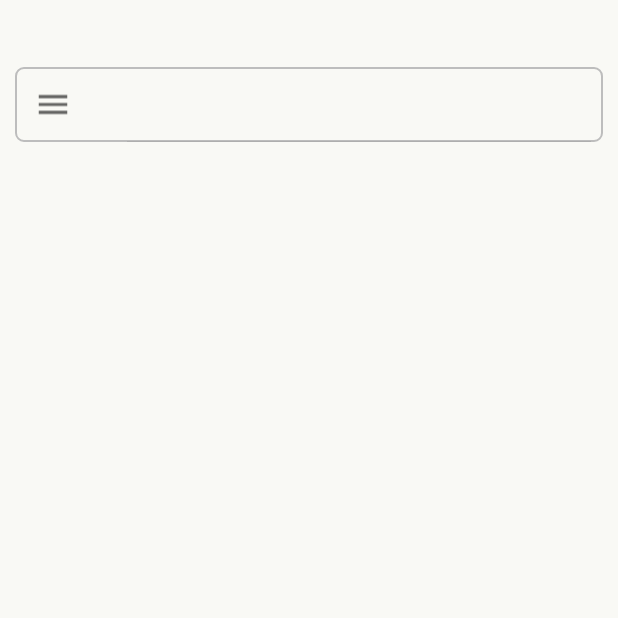
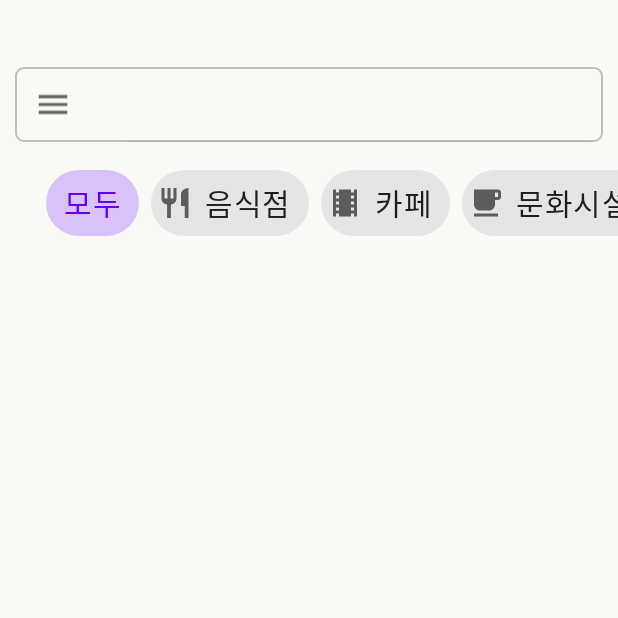
Before and after one commit to ETS-Android5/madcamp2, an Android app: the SearchActivity screen opened directly, with no data from a screen before it, on a phone screen of 412 x 824 dp, the top half of it. Run offline under Robolectric (Android 15) with nearby library versions, the phone set to English and light mode, and no system bars.

Commit message:
1/9 18:56

```diff
--- a/Client/app/src/main/java/com/example/client/SearchAPI.java
+++ b/Client/app/src/main/java/com/example/client/SearchAPI.java
@@ -19,7 +19,9 @@ public interface SearchAPI {
     @GET("v2/local/search/keyword.json")
     Call<SearchDataClass> getSearchData(
             @Header("Authorization") String key,
-            @Query("query") String query
+            @Query("query") String query,
+            @Query("category_group_code") String category_group_code
+
     );
 
     @FormUrlEncoded
--- a/Client/app/src/main/java/com/example/client/SearchActivity.java
+++ b/Client/app/src/main/java/com/example/client/SearchActivity.java
@@ -1,6 +1,7 @@
 package com.example.client;
 
 import android.content.Context;
+import android.content.Intent;
 import android.os.Bundle;
 import android.util.Log;
 import android.view.MotionEvent;
@@ -16,6 +17,7 @@ import androidx.appcompat.widget.SearchView;
 import androidx.recyclerview.widget.LinearLayoutManager;
 import androidx.recyclerview.widget.RecyclerView;
 
+import com.google.android.material.chip.Chip;
 import com.google.gson.Gson;
 
 import retrofit2.Call;
@@ -34,9 +36,14 @@ public class SearchActivity extends AppCompatActivity {
 
     private SearchView search;
     private RecyclerView recyclerView;
+    private Chip chipAll;
+    private Chip chipRestaurant;
+    private Chip chipCafe;
+    private Chip chipCulture;
 
     private SearchAdapter searchAdapter;
 
+    private String searchMode;
 
     protected void onCreate(Bundle savedInstanceState) {
         super.onCreate(savedInstanceState);
@@ -62,7 +69,7 @@ public class SearchActivity extends AppCompatActivity {
             //검색버튼을 눌렀을 경우
             @Override
             public boolean onQueryTextSubmit(String query) {
-                searchAPI.getSearchData(API_KEY,search.getQuery().toString()).enqueue(new Callback<SearchDataClass>() {
+                searchAPI.getSearchData(API_KEY,search.getQuery().toString(),searchMode).enqueue(new Callback<SearchDataClass>() {
                     @Override
                     public void onResponse(Call<SearchDataClass> call, Response<SearchDataClass> response) {
                         if(response.isSuccessful()){
@@ -90,7 +97,7 @@ public class SearchActivity extends AppCompatActivity {
             //텍스트가 바뀔때마다 호출
             @Override
             public boolean onQueryTextChange(String newText) {
-                searchAPI.getSearchData(API_KEY,search.getQuery().toString()).enqueue(new Callback<SearchDataClass>() {
+                searchAPI.getSearchData(API_KEY,search.getQuery().toString(),searchMode).enqueue(new Callback<SearchDataClass>() {
                     @Override
                     public void onResponse(Call<SearchDataClass> call, Response<SearchDataClass> response) {
                         if(response.isSuccessful()){
@@ -116,8 +123,40 @@ public class SearchActivity extends AppCompatActivity {
             }
         });
 
+        chipAll = (Chip) findViewById(R.id.chip_all);
+        chipRestaurant=(Chip) findViewById(R.id.chip_restaurant);
+        chipCafe = (Chip) findViewById(R.id.chip_cafe);
+        chipCulture = (Chip) findViewById(R.id.chip_culture);
 
+        chipAll.setOnClickListener(new View.OnClickListener() {
+            @Override
+            public void onClick(View view) {
+                searchMode="";
+                getSearchData();
 
+            }
+        });
+        chipRestaurant.setOnClickListener(new View.OnClickListener() {
+            @Override
+            public void onClick(View view) {
+                searchMode="FD6";
+                getSearchData();
+            }
+        });
+        chipCafe.setOnClickListener(new View.OnClickListener() {
+            @Override
+            public void onClick(View view) {
+                searchMode="CE7";
+                getSearchData();
+            }
+        });
+        chipCulture.setOnClickListener(new View.OnClickListener() {
+            @Override
+            public void onClick(View view) {
+                searchMode="CT1";
+                getSearchData();
+            }
+        });
     }
 
     @Override
@@ -133,4 +172,29 @@ public class SearchActivity extends AppCompatActivity {
         }
         return super.dispatchTouchEvent(ev);
     }
+
+    public void getSearchData()
+    {
+        searchAPI.getSearchData(API_KEY, search.getQuery().toString(), searchMode).enqueue(new Callback<SearchDataClass>() {
+            @Override
+            public void onResponse(Call<SearchDataClass> call, Response<SearchDataClass> response) {
+                if (response.isSuccessful()) {
+                    Log.d("Test", "Raw: response.raw()");
+                    Log.d("Test", new Gson().toJson(response.body()));
+
+                    recyclerView = findViewById(R.id.search_recyclerview);
+                    searchAdapter = new SearchAdapter(getApplicationContext(), response.body().getDocuments());
+                    recyclerView.setLayoutManager(new LinearLayoutManager(getApplicationContext()));
+                    recyclerView.setAdapter(searchAdapter);
+                } else {
+                    Log.w("MainActivity", "통신 실패: ${t.message}");
+                }
+            }
+
+            @Override
+            public void onFailure(Call<SearchDataClass> call, Throwable t) {
+                Log.w("MainActivity", "통신 실패: ${t.message}");
+            }
+        });
+    }
 }
--- a/Client/app/src/main/java/com/example/client/SearchAdapter.java
+++ b/Client/app/src/main/java/com/example/client/SearchAdapter.java
@@ -39,7 +39,7 @@ public class SearchAdapter extends RecyclerView.Adapter<SearchAdapter.Holder> {
     public void onBindViewHolder(@NonNull Holder holder, int position) {
 
         int itemposition = position;
-        holder.result.setText(new Gson().toJson(list.get(itemposition)));
+        holder.result.setText(new Gson().toJson(list.get(itemposition).getPlace_name()));
 
     }
 
--- a/Client/app/src/main/java/com/example/client/SearchDataClass.java
+++ b/Client/app/src/main/java/com/example/client/SearchDataClass.java
@@ -22,6 +22,9 @@ public class SearchDataClass {
         private String place_name;
         @SerializedName("address_name")
         private String address_name;
+        private String x;
+        private String y;
+
 
         public String getAddress_name() {
             return address_name;
--- /dev/null
+++ b/Client/app/src/main/res/drawable/ic_baseline_local_cafe_24.xml
@@ -0,0 +1,10 @@
+<vector xmlns:android="http://schemas.android.com/apk/res/android"
+    android:width="24dp"
+    android:height="24dp"
+    android:viewportWidth="24"
+    android:viewportHeight="24"
+    android:tint="?attr/colorControlNormal">
+  <path
+      android:fillColor="@android:color/white"
+      android:pathData="M20,3L4,3v10c0,2.21 1.79,4 4,4h6c2.21,0 4,-1.79 4,-4v-3h2c1.11,0 2,-0.9 2,-2L22,5c0,-1.11 -0.89,-2 -2,-2zM20,8h-2L18,5h2v3zM4,19h16v2L4,21z"/>
+</vector>
--- /dev/null
+++ b/Client/app/src/main/res/drawable/ic_baseline_restaurant_24.xml
@@ -0,0 +1,5 @@
+<vector android:height="3dp" android:tint="?attr/colorControlNormal"
+    android:viewportHeight="24" android:viewportWidth="24"
+    android:width="3dp" xmlns:android="http://schemas.android.com/apk/res/android">
+    <path android:fillColor="@android:color/white" android:pathData="M11,9L9,9L9,2L7,2v7L5,9L5,2L3,2v7c0,2.12 1.66,3.84 3.75,3.97L6.75,22h2.5v-9.03C11.34,12.84 13,11.12 13,9L13,2h-2v7zM16,6v8h2.5v8L21,22L21,2c-2.76,0 -5,2.24 -5,4z"/>
+</vector>
--- /dev/null
+++ b/Client/app/src/main/res/drawable/ic_baseline_theaters_24.xml
@@ -0,0 +1,10 @@
+<vector xmlns:android="http://schemas.android.com/apk/res/android"
+    android:width="24dp"
+    android:height="24dp"
+    android:viewportWidth="24"
+    android:viewportHeight="24"
+    android:tint="?attr/colorControlNormal">
+  <path
+      android:fillColor="@android:color/white"
+      android:pathData="M18,3v2h-2L16,3L8,3v2L6,5L6,3L4,3v18h2v-2h2v2h8v-2h2v2h2L20,3h-2zM8,17L6,17v-2h2v2zM8,13L6,13v-2h2v2zM8,9L6,9L6,7h2v2zM18,17h-2v-2h2v2zM18,13h-2v-2h2v2zM18,9h-2L16,7h2v2z"/>
+</vector>
--- a/Client/app/src/main/res/layout/activity_search.xml
+++ b/Client/app/src/main/res/layout/activity_search.xml
@@ -70,6 +70,75 @@
         app:layout_constraintBottom_toBottomOf="parent"
         app:layout_constraintEnd_toEndOf="parent"
         app:layout_constraintStart_toStartOf="parent"
-        app:layout_constraintTop_toBottomOf="@+id/frameLayout" />
+        app:layout_constraintTop_toBottomOf="@+id/horizontalScrollView" />
+
+    <HorizontalScrollView
+        android:id="@+id/horizontalScrollView"
+        android:layout_width="0dp"
+        android:layout_height="wrap_content"
+        android:clipToPadding="false"
+        android:scrollbars="none"
+        app:layout_constraintEnd_toEndOf="parent"
+        app:layout_constraintStart_toStartOf="parent"
+        app:layout_constraintTop_toBottomOf="@+id/frameLayout">
+
+        <LinearLayout
+            android:layout_width="match_parent"
+            android:layout_height="wrap_content"
+            android:layout_gravity="center"
+            android:layout_marginTop="5dp"
+            android:layout_marginBottom="5dp"
+            android:orientation="vertical">
+
+            <com.google.android.material.chip.ChipGroup
+                android:layout_width="match_parent"
+                android:layout_height="match_parent"
+                android:layout_gravity="center"
+                app:singleSelection="true"
+                app:checkedChip="@+id/chip_all"
+                android:paddingStart="50dp">
+
+                <com.google.android.material.chip.Chip
+                    style="@style/Widget.MaterialComponents.Chip.Choice"
+                    android:id="@+id/chip_all"
+                    android:layout_width="wrap_content"
+                    android:layout_height="60dp"
+                    android:text="모두"
+                    android:textSize="20sp" />
+
+                <com.google.android.material.chip.Chip
+                    style="@style/Widget.MaterialComponents.Chip.Choice"
+                    android:id="@+id/chip_restaurant"
+                    android:layout_width="wrap_content"
+                    android:layout_height="60dp"
+                    android:gravity="center_horizontal"
+                    android:text="음식점"
+                    android:textSize="20sp"
+                    app:chipIcon="@drawable/ic_baseline_restaurant_24"
+                    app:chipIconVisible="true" />
+
+                <com.google.android.material.chip.Chip
+                    style="@style/Widget.MaterialComponents.Chip.Choice"
+                    android:id="@+id/chip_cafe"
+                    android:layout_width="wrap_content"
+                    android:layout_height="60dp"
+                    android:text="카페"
+                    android:textSize="20sp"
+                    app:chipIcon="@drawable/ic_baseline_theaters_24"
+                    app:chipIconVisible="true" />
+
+                <com.google.android.material.chip.Chip
+                    style="@style/Widget.MaterialComponents.Chip.Choice"
+                    android:id="@+id/chip_culture"
+                    android:layout_width="wrap_content"
+                    android:layout_height="60dp"
+                    android:text="문화시설"
+                    android:textSize="20sp"
+                    app:chipIcon="@drawable/ic_baseline_local_cafe_24"
+                    app:chipIconVisible="true" />
+            </com.google.android.material.chip.ChipGroup>
+
+        </LinearLayout>
+    </HorizontalScrollView>
 
 </androidx.constraintlayout.widget.ConstraintLayout>
--- a/Client/app/src/main/res/values/themes.xml
+++ b/Client/app/src/main/res/values/themes.xml
@@ -14,6 +14,13 @@
         <!-- Customize your theme here. -->
     </style>
 
+    <style name="ChipTheme" parent="Theme.MaterialComponents.Light.NoActionBar">
+
+        <item name="android:windowLightStatusBar" tools:targetApi="m">true</item>
+
+    </style>
+
+
     <style name="FullScreenTheme" parent="Theme.AppCompat.Light.NoActionBar">
 
         <item name="android:windowLightStatusBar">true</item>
@@ -22,6 +29,7 @@
 
     </style>
 
+
     <style name="TranslucentStatusBar" parent="Theme.AppCompat.Light.NoActionBar">
         <item name="android:windowDrawsSystemBarBackgrounds">false</item>
         <item name="android:windowTranslucentStatus">true</item>
```
Also changed, not shown: Client/app/src/main/AndroidManifest.xml (+5 -2 lines).
